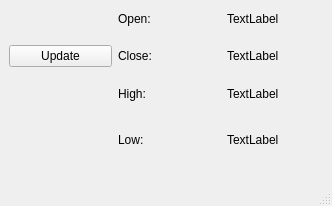
Old version of the form Crypto/crypto.ui in the repository dariosantelli/CryptoApp.
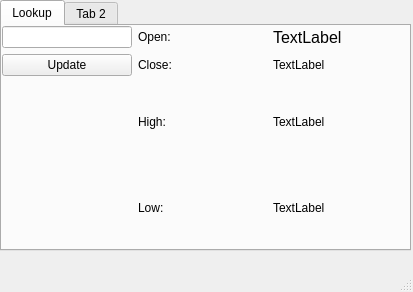
New version of the form.

The edit to the form file:
```diff
--- a/Crypto/crypto.ui
+++ b/Crypto/crypto.ui
@@ -6,21 +6,52 @@
    <rect>
     <x>0</x>
     <y>0</y>
-    <width>332</width>
-    <height>206</height>
+    <width>413</width>
+    <height>292</height>
    </rect>
   </property>
+  <property name="minimumSize">
+   <size>
+    <width>413</width>
+    <height>292</height>
+   </size>
+  </property>
+  <property name="maximumSize">
+   <size>
+    <width>413</width>
+    <height>292</height>
+   </size>
+  </property>
   <property name="windowTitle">
    <string>Crypto</string>
   </property>
+  <property name="tabShape">
+   <enum>QTabWidget::Rounded</enum>
+  </property>
   <widget class="QWidget" name="centralwidget">
+   <widget class="QTabWidget" name="tabWidget">
+    <property name="geometry">
+     <rect>
+      <x>0</x>
+      <y>0</y>
+      <width>411</width>
+      <height>251</height>
+     </rect>
+    </property>
+    <property name="currentIndex">
+     <number>0</number>
+    </property>
+    <widget class="QWidget" name="tab">
+     <attribute name="title">
+      <string>Lookup</string>
+     </attribute>
    <widget class="QWidget" name="gridLayoutWidget">
     <property name="geometry">
      <rect>
-      <x>9</x>
-      <y>-1</y>
-      <width>321</width>
-      <height>161</height>
+        <x>0</x>
+        <y>0</y>
+        <width>401</width>
+        <height>221</height>
      </rect>
     </property>
     <layout class="QGridLayout" name="gridLayout">
@@ -61,6 +92,11 @@
      </item>
      <item row="0" column="2">
       <widget class="QLabel" name="labelOpen">
+         <property name="font">
+          <font>
+           <pointsize>12</pointsize>
+          </font>
+         </property>
        <property name="text">
         <string>TextLabel</string>
        </property>
@@ -87,9 +123,27 @@
        </property>
       </widget>
      </item>
+       <item row="0" column="0">
+        <widget class="QLineEdit" name="lineEditPairEntry">
+         <property name="sizePolicy">
+          <sizepolicy hsizetype="Preferred" vsizetype="Fixed">
+           <horstretch>0</horstretch>
+           <verstretch>0</verstretch>
+          </sizepolicy>
+         </property>
+        </widget>
+       </item>
     </layout>
    </widget>
   </widget>
+    <widget class="QWidget" name="tab_2">
+     <attribute name="title">
+      <string>Tab 2</string>
+     </attribute>
+    </widget>
+   </widget>
+  </widget>
+  <widget class="QStatusBar" name="statusbar"/>
   <widget class="QMenuBar" name="menubar">
    <property name="geometry">
     <rect>
@@ -100,7 +154,6 @@
     </rect>
    </property>
   </widget>
-  <widget class="QStatusBar" name="statusbar"/>
  </widget>
  <resources/>
  <connections/>
```
Left out of the diff: 44 changed lines with no effect on the pictures. Lines whose indentation alone changed are shown as unchanged.
